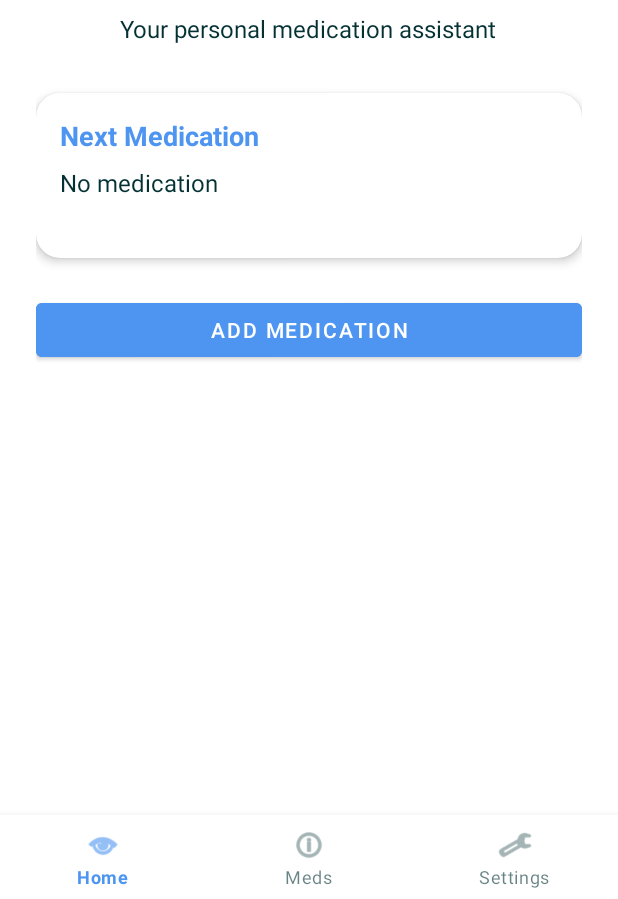
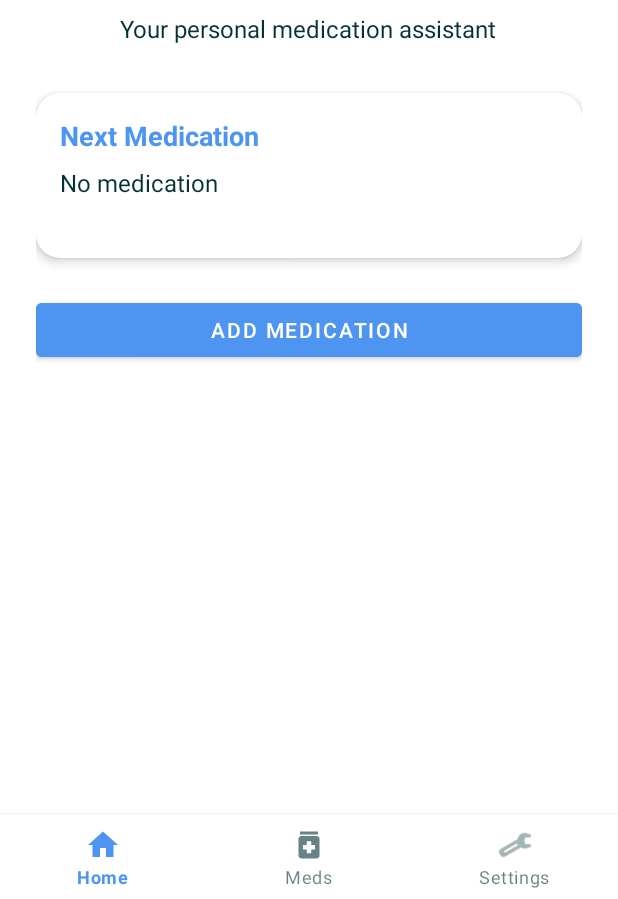
Before and after one commit to Keekkii/MyMedReminder, an Android app built with Jetpack Compose: the MainActivity screen opened directly, with no data from a screen before it, on a phone screen of 412 x 824 dp, the part 337-1236 px from its top. Run offline under Robolectric (Android 15) with nearby library versions, the phone set to English and light mode, and no system bars.

Commit message:
New icons

```diff
--- /dev/null
+++ b/app/src/main/res/drawable/baseline_home_24.xml
@@ -0,0 +1,5 @@
+<vector xmlns:android="http://schemas.android.com/apk/res/android" android:height="24dp" android:tint="#A0A0A0" android:viewportHeight="24" android:viewportWidth="24" android:width="24dp">
+
+    <path android:fillColor="@android:color/white" android:pathData="M10,20v-6h4v6h5v-8h3L12,3 2,12h3v8z"/>
+
+</vector>
--- /dev/null
+++ b/app/src/main/res/drawable/baseline_medication_24.xml
@@ -0,0 +1,7 @@
+<vector xmlns:android="http://schemas.android.com/apk/res/android" android:height="24dp" android:tint="#A0A0A0" android:viewportHeight="24" android:viewportWidth="24" android:width="24dp">
+
+    <path android:fillColor="@android:color/white" android:pathData="M6,3h12v2h-12z"/>
+
+    <path android:fillColor="@android:color/white" android:pathData="M17,6H7C5.9,6 5,6.9 5,8v11c0,1.1 0.9,2 2,2h10c1.1,0 2,-0.9 2,-2V8C19,6.9 18.1,6 17,6zM16,15h-2.5v2.5h-3V15H8v-3h2.5V9.5h3V12H16V15z"/>
+
+</vector>
--- a/app/src/main/res/menu/bottom_navigation_menu.xml
+++ b/app/src/main/res/menu/bottom_navigation_menu.xml
@@ -1,11 +1,11 @@
 <menu xmlns:android="http://schemas.android.com/apk/res/android">
     <item
         android:id="@+id/nav_home"
-        android:icon="@android:drawable/ic_menu_view"
+        android:icon="@drawable/baseline_home_24"
         android:title="Home" />
     <item
         android:id="@+id/nav_meds"
-        android:icon="@android:drawable/ic_menu_info_details"
+        android:icon="@drawable/baseline_medication_24"
         android:title="Meds" />
     <item
         android:id="@+id/nav_settings"
```
